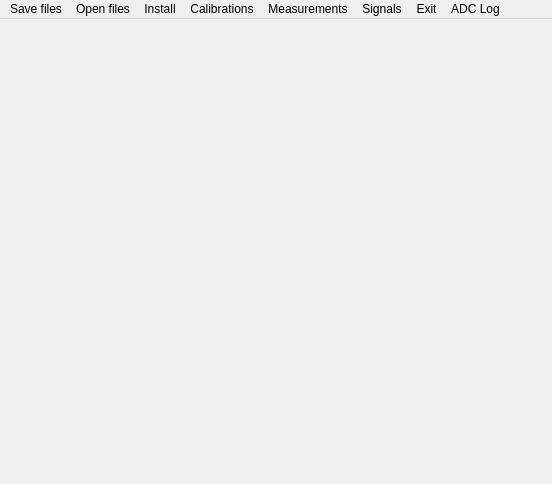
First picture: the form in ui/MainWindowUIDesign.ui, repository AVSidorov/FT2SXR, before the edit.
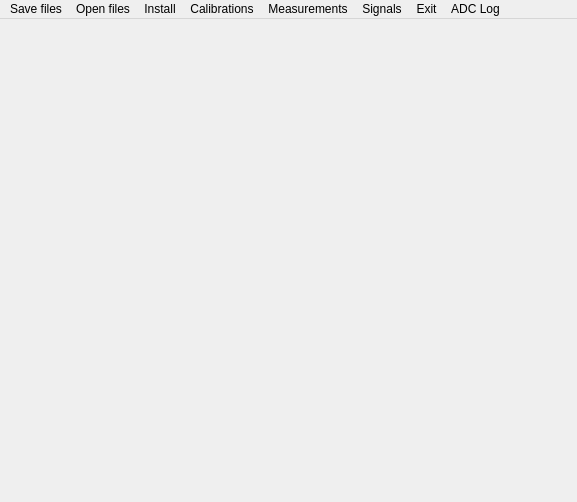
Second picture: the form after the edit.

Commit message: sizePolicy changed, widgets has adjustable size

```diff
--- a/ui/MainWindowUIDesign.ui
+++ b/ui/MainWindowUIDesign.ui
@@ -6,20 +6,30 @@
    <rect>
     <x>0</x>
     <y>0</y>
-    <width>552</width>
-    <height>484</height>
+    <width>577</width>
+    <height>502</height>
    </rect>
   </property>
   <property name="windowTitle">
    <string>MainWindow</string>
   </property>
-  <widget class="QWidget" name="centralwidget"/>
+  <widget class="QWidget" name="centralwidget">
+   <property name="sizePolicy">
+    <sizepolicy hsizetype="Expanding" vsizetype="Expanding">
+     <horstretch>0</horstretch>
+     <verstretch>0</verstretch>
+    </sizepolicy>
+   </property>
+   <property name="acceptDrops">
+    <bool>true</bool>
+   </property>
+  </widget>
   <widget class="QMenuBar" name="menubar">
    <property name="geometry">
     <rect>
      <x>0</x>
      <y>0</y>
-     <width>552</width>
+     <width>577</width>
      <height>21</height>
     </rect>
    </property>
```
The commit also changes 32 other files.
